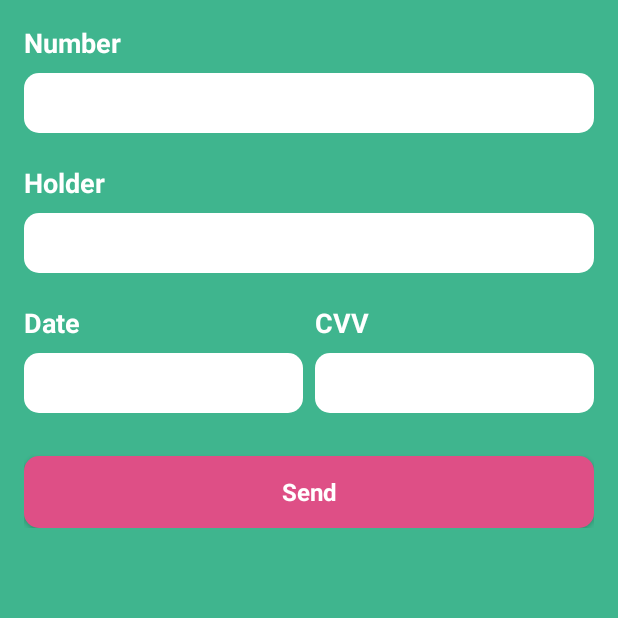
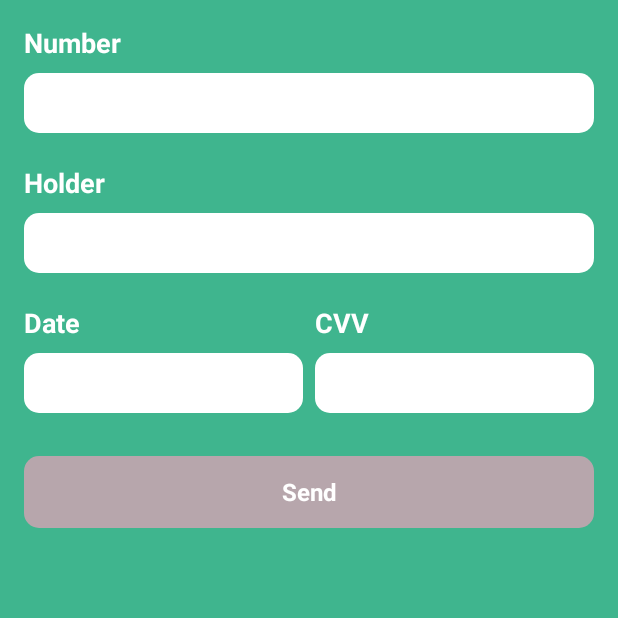
Before and after one commit to yarik7751/test_card_mvp, an Android app: the screen it shows after launch (MainActivity), on a phone screen of 412 x 824 dp, the top half of it. Run offline under Robolectric (Android 15) with nearby library versions, the light colour scheme and no system bars.

Commit message:
button and validation

```diff
--- a/app/src/main/java/by/yarik/task_mvp_credit_card/presenter/card/CardPresenter.java
+++ b/app/src/main/java/by/yarik/task_mvp_credit_card/presenter/card/CardPresenter.java
@@ -13,6 +13,7 @@ public class CardPresenter extends BasePresenter<ICardView> implements ICardPres
     public CardPresenter(ICardView view) {
         super(view);
         cardModel = new CardModel();
+        enabledButton();
     }
 
     @Override
@@ -74,6 +75,15 @@ public class CardPresenter extends BasePresenter<ICardView> implements ICardPres
                 setCardCvv(data);
                 break;
         }
+        enabledButton();
+    }
+
+    private void enabledButton() {
+        if(cardModel.isValid()) {
+            getView().activeButton();
+        } else {
+            getView().disableButton();
+        }
     }
 
     @Override
--- a/app/src/main/java/by/yarik/task_mvp_credit_card/view/card/CardFragment.java
+++ b/app/src/main/java/by/yarik/task_mvp_credit_card/view/card/CardFragment.java
@@ -35,8 +35,8 @@ public class CardFragment extends BaseFragment<ICardPresenter> implements ICardV
 
     @Override
     public View onCreateViewFragment(View rootView) {
+        initUi(rootView);
         presenter = new CardPresenter(this);
-        initUi(rootView);
         return rootView;
     }
 
@@ -64,6 +64,16 @@ public class CardFragment extends BaseFragment<ICardPresenter> implements ICardV
         etCardCvv.setOnTextChangeListener(this);
 
         cardDateMask = new CardDateMask(etCardDate.getEditText());
+    }
+
+    @Override
+    public void disableButton() {
+        btnSendCardData.setEnabled(false);
+    }
+
+    @Override
+    public void activeButton() {
+        btnSendCardData.setEnabled(true);
     }
 
     @Override
--- a/app/src/main/java/by/yarik/task_mvp_credit_card/view/card/ICardView.java
+++ b/app/src/main/java/by/yarik/task_mvp_credit_card/view/card/ICardView.java
@@ -15,4 +15,8 @@ public interface ICardView extends IBaseView {
     void setCvvError(@StringRes int error);
 
     void openDecisionFragment(@DecisionType int type);
+
+    void disableButton();
+
+    void activeButton();
 }
--- a/app/src/main/res/drawable/button_background.xml
+++ b/app/src/main/res/drawable/button_background.xml
@@ -1,5 +1,6 @@
 <?xml version="1.0" encoding="utf-8"?>
 <selector xmlns:android="http://schemas.android.com/apk/res/android">
     <item android:drawable="@drawable/button_bg_click" android:state_pressed="true"/>
+    <item android:drawable="@drawable/button_bg_disabled" android:state_enabled="false"/>
     <item android:drawable="@drawable/button_bg_default"/>
 </selector>
--- /dev/null
+++ b/app/src/main/res/drawable/button_bg_disabled.xml
@@ -0,0 +1,9 @@
+<?xml version="1.0" encoding="utf-8"?>
+<layer-list xmlns:android="http://schemas.android.com/apk/res/android">
+    <item>
+        <shape android:shape="rectangle">
+            <solid android:color="@color/button_disabled"/>
+            <corners android:radius="@dimen/edit_text_corner"/>
+        </shape>
+    </item>
+</layer-list>
--- a/app/src/main/res/values/colors.xml
+++ b/app/src/main/res/values/colors.xml
@@ -7,5 +7,6 @@
     <color name="default_error">#de4f4f</color>
 
     <color name="button_default">#de4f86</color>
+    <color name="button_disabled">#b7a6ac</color>
     <color name="button_click">#c10c51</color>
 </resources>
```
Also changed, not shown: app/src/main/java/by/yarik/task_mvp_credit_card/view/card/model/CardModel.java (+15 -7 lines).
